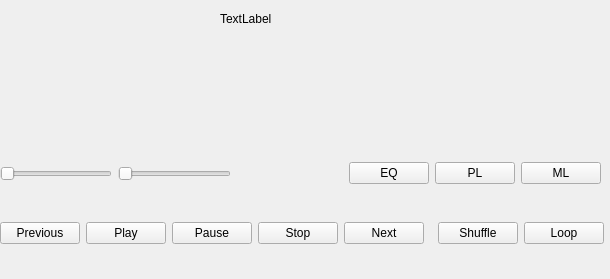
Above: player.ui from hawksterdhruv/music_player before the change. Below: the same form after it.
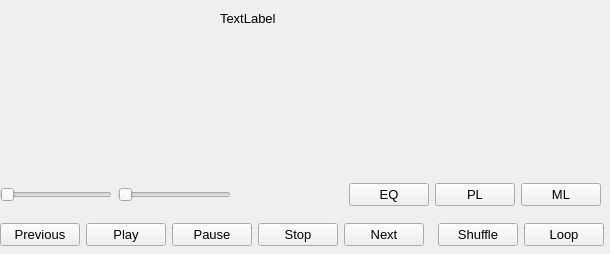
That is the form after the change.

Commit message: ver0.13 player as main window with library toggle

Patch:
```diff
--- a/player.ui
+++ b/player.ui
@@ -7,9 +7,14 @@
     <x>0</x>
     <y>0</y>
     <width>610</width>
-    <height>279</height>
+    <height>254</height>
    </rect>
   </property>
+  <property name="font">
+   <font>
+    <pointsize>10</pointsize>
+   </font>
+  </property>
   <property name="windowTitle">
    <string>MainWindow</string>
   </property>
@@ -33,7 +38,7 @@
       <x>0</x>
       <y>220</y>
       <width>604</width>
-      <height>27</height>
+      <height>29</height>
      </rect>
     </property>
     <layout class="QHBoxLayout" name="horizontalLayout">
@@ -105,9 +110,9 @@
     <property name="geometry">
      <rect>
       <x>0</x>
-      <y>160</y>
+      <y>180</y>
       <width>601</width>
-      <height>27</height>
+      <height>29</height>
      </rect>
     </property>
     <layout class="QHBoxLayout" name="horizontalLayout_2">
```
The commit also changes 4 other files.
